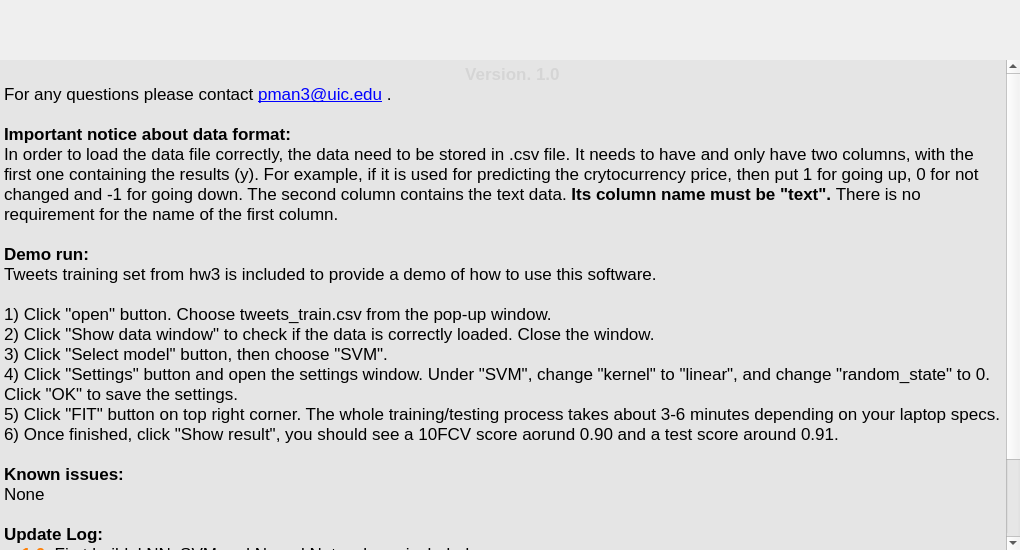
The window that ML_TEXT/UI/help.ui (uic-cs418/cs418-project-slamming-squad-1) describes before a commit, drawn with Qt 5.
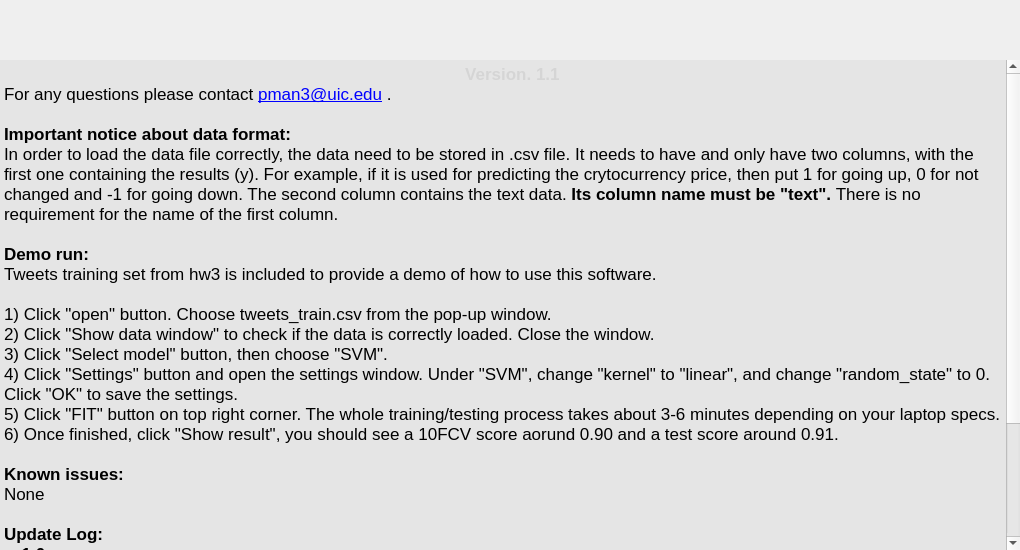
The same window after the commit.

The edit to the form file:
```diff
--- a/ML_TEXT/UI/help.ui
+++ b/ML_TEXT/UI/help.ui
@@ -150,7 +150,7 @@
 &lt;html&gt;&lt;head&gt;&lt;meta name=&quot;qrichtext&quot; content=&quot;1&quot; /&gt;&lt;style type=&quot;text/css&quot;&gt;
 p, li { white-space: pre-wrap; }
 &lt;/style&gt;&lt;/head&gt;&lt;body style=&quot; font-family:'.SF NS Text'; font-size:13pt; font-weight:400; font-style:normal;&quot;&gt;
-&lt;p align=&quot;center&quot; style=&quot; margin-top:0px; margin-bottom:0px; margin-left:0px; margin-right:0px; -qt-block-indent:0; text-indent:0px;&quot;&gt;&lt;span style=&quot; font-weight:600; color:#ffffff;&quot;&gt;    &lt;/span&gt;&lt;span style=&quot; font-weight:600; color:#d5d5d5;&quot;&gt;Version. 1.0&lt;/span&gt;&lt;/p&gt;
+&lt;p align=&quot;center&quot; style=&quot; margin-top:0px; margin-bottom:0px; margin-left:0px; margin-right:0px; -qt-block-indent:0; text-indent:0px;&quot;&gt;&lt;span style=&quot; font-weight:600; color:#ffffff;&quot;&gt;    &lt;/span&gt;&lt;span style=&quot; font-weight:600; color:#d5d5d5;&quot;&gt;Version. 1.1&lt;/span&gt;&lt;/p&gt;
 &lt;p style=&quot; margin-top:0px; margin-bottom:0px; margin-left:0px; margin-right:0px; -qt-block-indent:0; text-indent:0px;&quot;&gt;&lt;span style=&quot; font-family:'Calibri,sans-serif';&quot;&gt;For any questions please contact &lt;/span&gt;&lt;a href=&quot;mailto:pman3@uic.edu&quot;&gt;&lt;span style=&quot; font-family:'Calibri,sans-serif'; text-decoration: underline; color:#0000ff;&quot;&gt;pman3@uic.edu&lt;/span&gt;&lt;/a&gt; .&lt;span style=&quot; font-family:'Calibri,sans-serif';&quot;&gt; &lt;/span&gt;&lt;/p&gt;
 &lt;p style=&quot;-qt-paragraph-type:empty; margin-top:0px; margin-bottom:0px; margin-left:0px; margin-right:0px; -qt-block-indent:0; text-indent:0px; font-family:'Calibri,sans-serif';&quot;&gt;&lt;br /&gt;&lt;/p&gt;
 &lt;p style=&quot; margin-top:0px; margin-bottom:0px; margin-left:0px; margin-right:0px; -qt-block-indent:0; text-indent:0px;&quot;&gt;&lt;span style=&quot; font-family:'Calibri,sans-serif'; font-weight:600;&quot;&gt;Important notice about data format:&lt;/span&gt;&lt;span style=&quot; font-family:'Calibri,sans-serif';&quot;&gt; &lt;/span&gt;&lt;/p&gt;
@@ -169,8 +169,12 @@
 &lt;p style=&quot; margin-top:0px; margin-bottom:0px; margin-left:0px; margin-right:0px; -qt-block-indent:0; text-indent:0px;&quot;&gt;&lt;span style=&quot; font-family:'Calibri,sans-serif'; font-weight:600;&quot;&gt;Known issues:&lt;/span&gt;&lt;span style=&quot; font-family:'Calibri,sans-serif';&quot;&gt; &lt;/span&gt;&lt;/p&gt;
 &lt;p style=&quot; margin-top:0px; margin-bottom:0px; margin-left:0px; margin-right:0px; -qt-block-indent:0; text-indent:0px;&quot;&gt;None&lt;/p&gt;
 &lt;p style=&quot; margin-top:0px; margin-bottom:0px; margin-left:0px; margin-right:0px; -qt-block-indent:0; text-indent:0px;&quot;&gt;&lt;span style=&quot; font-family:'Calibri,sans-serif';&quot;&gt;&lt;br /&gt;&lt;/span&gt;&lt;span style=&quot; font-family:'Calibri,sans-serif'; font-weight:600;&quot;&gt;Update Log:&lt;/span&gt;&lt;/p&gt;
-&lt;p style=&quot; margin-top:0px; margin-bottom:0px; margin-left:0px; margin-right:0px; -qt-block-indent:0; text-indent:0px;&quot;&gt;&lt;span style=&quot; font-family:'Calibri,sans-serif'; font-weight:600; color:#fd8008;&quot;&gt;v. 1.0&lt;/span&gt;&lt;span style=&quot; font-family:'Calibri,sans-serif';&quot;&gt;: First build. &lt;/span&gt;kNN, SVM and Neural Network are included. &lt;/p&gt;
-&lt;p style=&quot; margin-top:0px; margin-bottom:0px; margin-left:0px; margin-right:0px; -qt-block-indent:0; text-indent:0px;&quot;&gt;&lt;span style=&quot; font-family:'Calibri,sans-serif';&quot;&gt;           &lt;br /&gt;&lt;br /&gt;&lt;/span&gt;&lt;/p&gt;
+&lt;p style=&quot; margin-top:0px; margin-bottom:0px; margin-left:0px; margin-right:0px; -qt-block-indent:0; text-indent:0px;&quot;&gt;&lt;span style=&quot; font-weight:600;&quot;&gt;v. 1.0&lt;/span&gt;: &lt;/p&gt;
+&lt;p style=&quot; margin-top:0px; margin-bottom:0px; margin-left:0px; margin-right:0px; -qt-block-indent:0; text-indent:0px;&quot;&gt;&lt;span style=&quot; font-family:'Calibri,sans-serif';&quot;&gt;First build. &lt;/span&gt;kNN, SVM and Neural Network are included. &lt;/p&gt;
+&lt;p style=&quot; margin-top:0px; margin-bottom:0px; margin-left:0px; margin-right:0px; -qt-block-indent:0; text-indent:0px;&quot;&gt;&lt;span style=&quot; font-family:'Calibri,sans-serif'; font-weight:600; color:#fd8008;&quot;&gt;v. 1.1&lt;/span&gt;&lt;span style=&quot; font-family:'Calibri,sans-serif';&quot;&gt;:&lt;/span&gt;&lt;/p&gt;
+&lt;p style=&quot; margin-top:0px; margin-bottom:0px; margin-left:0px; margin-right:0px; -qt-block-indent:0; text-indent:0px;&quot;&gt;Added new feature: Regression models. Available in Settings. &lt;/p&gt;
+&lt;p style=&quot; margin-top:0px; margin-bottom:0px; margin-left:0px; margin-right:0px; -qt-block-indent:0; text-indent:0px;&quot;&gt;Added new feature: Limiting Max Features. Available in Settings. &lt;/p&gt;
+&lt;p style=&quot; margin-top:0px; margin-bottom:0px; margin-left:0px; margin-right:0px; -qt-block-indent:0; text-indent:0px;&quot;&gt;Added new feature: Preload feature matrix from last run if same data. &lt;span style=&quot; font-family:'Calibri,sans-serif';&quot;&gt;&lt;br /&gt;&lt;/span&gt;&lt;/p&gt;
 &lt;p style=&quot; margin-top:0px; margin-bottom:0px; margin-left:0px; margin-right:0px; -qt-block-indent:0; text-indent:0px;&quot;&gt;&lt;span style=&quot; font-family:'Calibri,sans-serif';&quot;&gt; &lt;/span&gt; &lt;/p&gt;&lt;/body&gt;&lt;/html&gt;</string>
          </property>
          <property name="textInteractionFlags">
```
